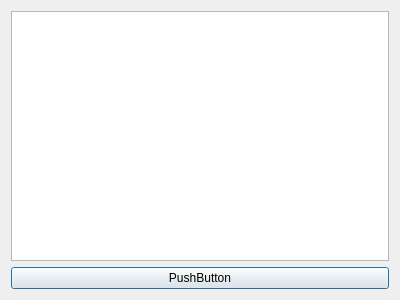
UnPComp2013/Grupo2, file quinta1.ui: the form before one commit.
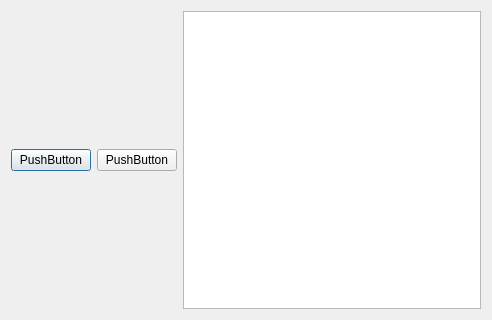
The form after the commit.

Patch:
```diff
--- a/quinta1.ui
+++ b/quinta1.ui
@@ -6,16 +6,20 @@
    <rect>
     <x>0</x>
     <y>0</y>
-    <width>400</width>
-    <height>300</height>
+    <width>492</width>
+    <height>320</height>
    </rect>
   </property>
   <property name="windowTitle">
    <string>Dialog</string>
   </property>
-  <layout class="QVBoxLayout" name="verticalLayout">
+  <layout class="QHBoxLayout" name="horizontalLayout">
    <item>
-    <widget class="QListWidget" name="listWidget"/>
+    <widget class="QPushButton" name="pushButton_2">
+     <property name="text">
+      <string>PushButton</string>
+     </property>
+    </widget>
    </item>
    <item>
     <widget class="QPushButton" name="pushButton">
@@ -24,6 +28,9 @@
      </property>
     </widget>
    </item>
+   <item>
+    <widget class="QListWidget" name="listWidget"/>
+   </item>
   </layout>
  </widget>
  <resources/>
```
